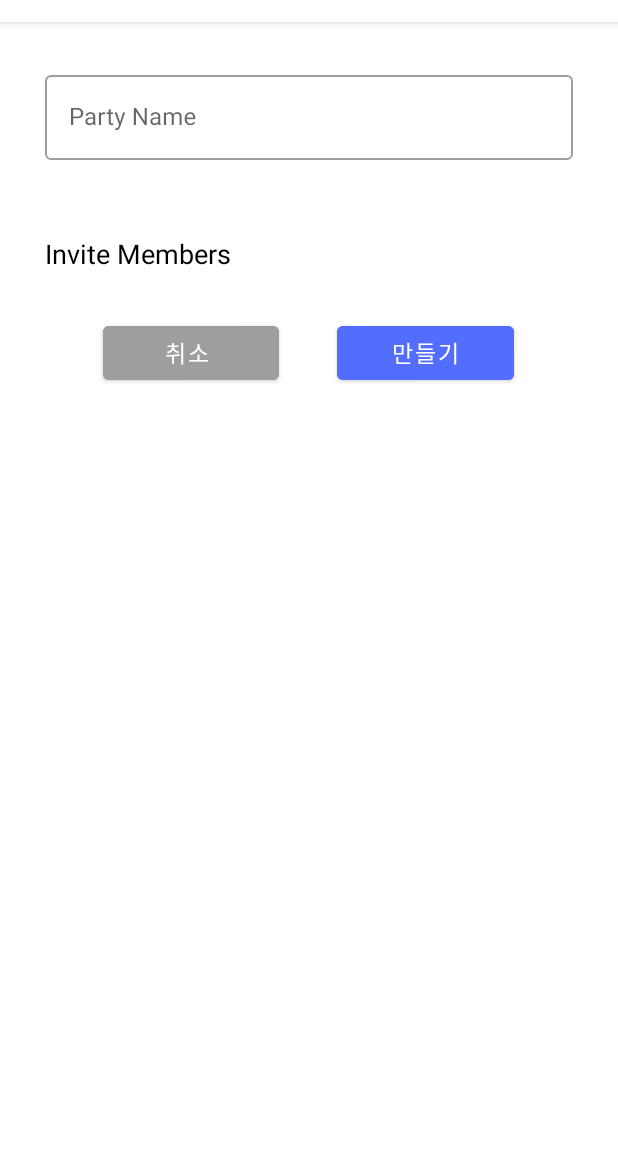
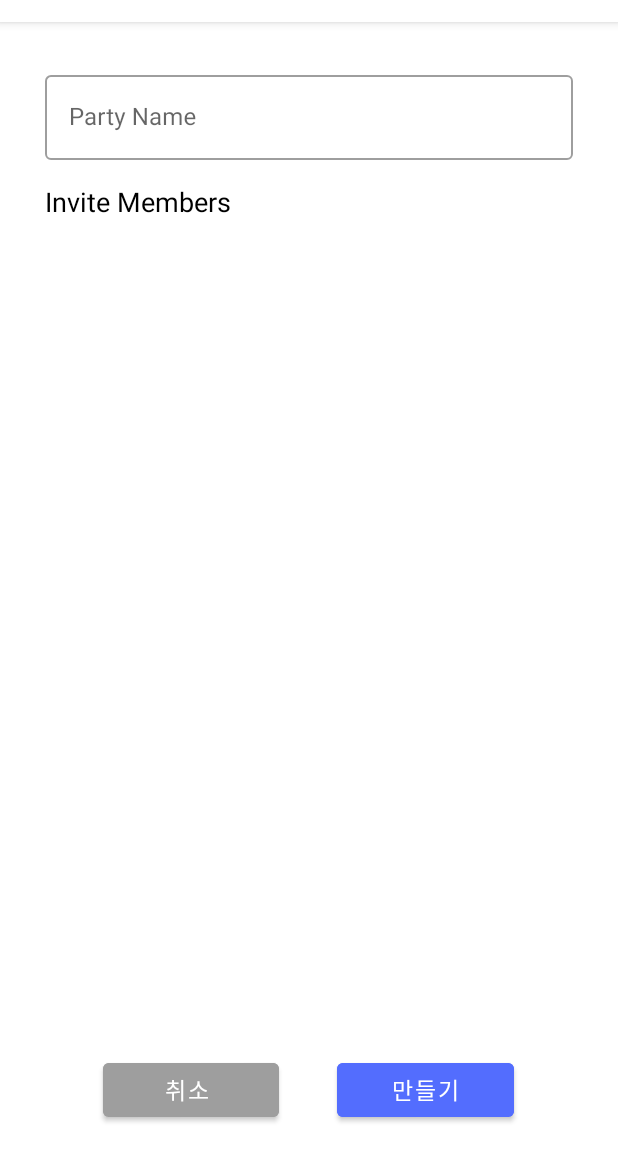
Before and after one commit to GoDutchCS/GoDutch, an Android app: the NewPartyActivity screen opened directly, with no data from a screen before it, on a phone screen of 412 x 824 dp, the part 62-1236 px from its top. Run offline under Robolectric (Android 15) with nearby library versions, the phone set to English and light mode, and no system bars.

Commit message:
update: tweak layout styles

```diff
--- /dev/null
+++ b/app/src/main/res/drawable/ic_baseline_radio_button_checked_28.xml
@@ -0,0 +1,5 @@
+<vector android:height="28dp" android:tint="#4CAF50"
+    android:viewportHeight="24" android:viewportWidth="24"
+    android:width="28dp" xmlns:android="http://schemas.android.com/apk/res/android">
+    <path android:fillColor="@android:color/white" android:pathData="M12,7c-2.76,0 -5,2.24 -5,5s2.24,5 5,5 5,-2.24 5,-5 -2.24,-5 -5,-5zM12,2C6.48,2 2,6.48 2,12s4.48,10 10,10 10,-4.48 10,-10S17.52,2 12,2zM12,20c-4.42,0 -8,-3.58 -8,-8s3.58,-8 8,-8 8,3.58 8,8 -3.58,8 -8,8z"/>
+</vector>
--- /dev/null
+++ b/app/src/main/res/drawable/ic_baseline_radio_button_unchecked_28.xml
@@ -0,0 +1,5 @@
+<vector android:height="28dp" android:tint="?attr/colorControlNormal"
+    android:viewportHeight="24" android:viewportWidth="24"
+    android:width="28dp" xmlns:android="http://schemas.android.com/apk/res/android">
+    <path android:fillColor="@android:color/white" android:pathData="M12,2C6.48,2 2,6.48 2,12s4.48,10 10,10 10,-4.48 10,-10S17.52,2 12,2zM12,20c-4.42,0 -8,-3.58 -8,-8s3.58,-8 8,-8 8,3.58 8,8 -3.58,8 -8,8z"/>
+</vector>
--- a/app/src/main/res/layout/godutch_generate_party.xml
+++ b/app/src/main/res/layout/godutch_generate_party.xml
@@ -23,12 +23,13 @@
     </com.google.android.material.textfield.TextInputLayout>
     <Space
         android:layout_width="match_parent"
-        android:layout_height="50dp"
+        android:layout_height="15dp"
         />
     <LinearLayout
         android:layout_width="match_parent"
-        android:layout_height="wrap_content"
+        android:layout_height="400dp"
         android:orientation="vertical"
+        android:layout_weight="1"
         >
         <com.google.android.material.textview.MaterialTextView
             android:layout_width="match_parent"
@@ -39,18 +40,17 @@
             />
         <Space
             android:layout_width="match_parent"
-            android:layout_height="20dp"
+            android:layout_height="10dp"
             />
         <androidx.recyclerview.widget.RecyclerView
             android:id="@+id/party_members"
             android:layout_width="match_parent"
-            android:layout_height="wrap_content"
+            android:layout_height="0dp"
+            android:layout_weight="1"
             />
-    </LinearLayout>
-
         <LinearLayout
             android:layout_width="match_parent"
-        android:layout_height="wrap_content"
+            android:layout_height="50dp"
             android:weightSum="9"
             android:layout_marginTop="10dp"
             >
@@ -76,12 +76,12 @@
             <com.google.android.material.button.MaterialButton
                 android:id="@+id/new_party_confirm"
                 android:layout_width="0dp"
-            android:layout_height="match_parent"
+                android:layout_height="wrap_content"
                 android:layout_weight="3"
                 android:text="만들기"
                 android:textColor="@android:color/white"
                 android:textSize="15dp"
-            android:backgroundTint="@color/materialBlue"
+                android:backgroundTint="@color/material_blue"
                 />
             <Space
                 android:layout_width="0dp"
@@ -90,3 +90,4 @@
                 />
         </LinearLayout>
     </LinearLayout>
+</LinearLayout>
--- a/app/src/main/res/values/colors.xml
+++ b/app/src/main/res/values/colors.xml
@@ -4,5 +4,6 @@
     <color name="colorPrimaryDark">#3700B3</color>
     <color name="colorAccent">#03DAC5</color>
     <color name="colorError">#FF1744</color>
-    <color name="materialBlue">#536DFE</color>
+    <color name="material_blue">#536DFE</color>
+    <color name="material_grey">#9E9E9E</color>
 </resources>
```
Also changed, not shown: app/src/main/res/drawable-v21/custom_ripple.xml (added, +10 -0 lines), app/src/main/res/layout/godutch_contact_row.xml (+9 -0 lines). Lines whose indentation alone changed are shown as unchanged.
